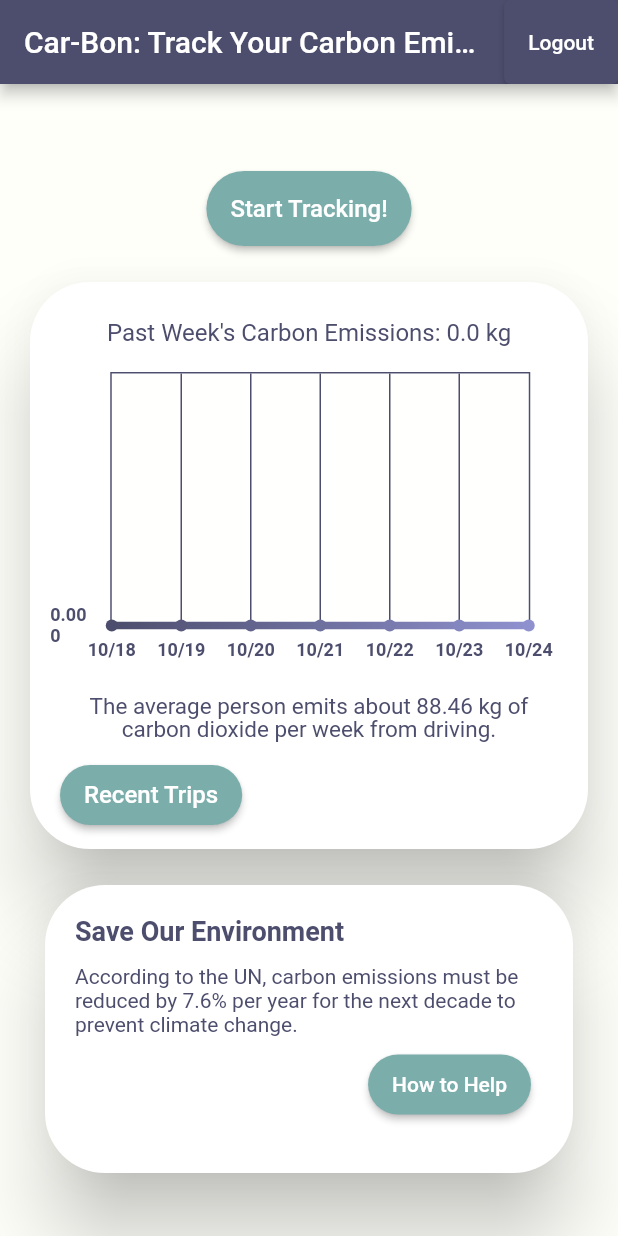
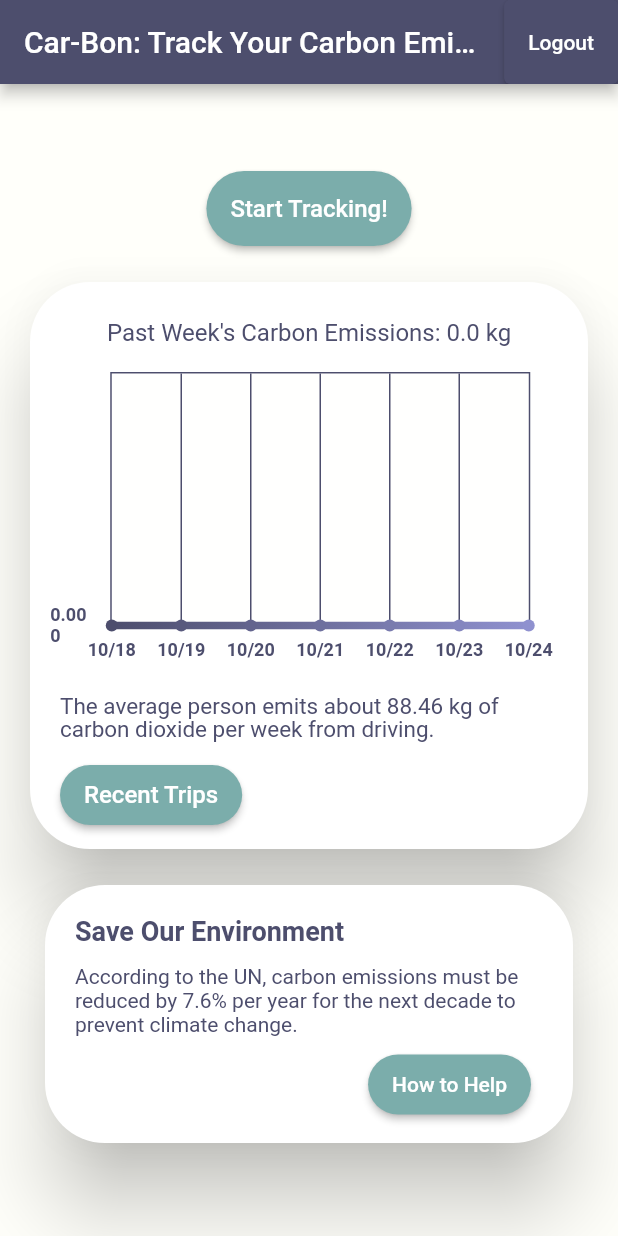
Before and after one commit to fwang356/carbon, a Flutter app: the MyHomePage screen opened directly, on a phone screen of 412 x 824 dp. Run offline on Flutter 3.47's test engine with Material 2 defaults, Android fonts, the phone set to English and light mode, and no system bars; drawn by our look-alikes of fl_chart; our stand-ins replace cloud_firestore, firebase_auth, firebase_core, google_maps_flutter, location; missing offline and left inert: flutter_polyline_points; accounts and stored records are empty; Roboto replaces fonts that are missing (Montserrat).

Commit message:
formatting fixes

```diff
--- a/lib/home_page.dart
+++ b/lib/home_page.dart
@@ -345,7 +345,7 @@ class _MyHomePageState extends State<MyHomePage> {
                               style: TextStyle(
                                   fontSize: 15,
                                   height: 1),
-                                  textAlign: TextAlign.center),
+                                  textAlign: TextAlign.left),
                         ),
 
                         Padding(
@@ -379,6 +379,8 @@ class _MyHomePageState extends State<MyHomePage> {
                 SizedBox(
                     height: 200,
                     width: 360,
+                    child: Padding(
+                      padding: EdgeInsets.only(bottom: 20),
                       child: Card(
                           elevation: 24,
                           color: const Color(0xFFFFFFFF),
@@ -422,6 +424,8 @@ class _MyHomePageState extends State<MyHomePage> {
                                       )))
                             ])
                           ])))
+                    )
+
             ],
           )),
         ));
```
Lines whose indentation alone changed are shown as unchanged.
